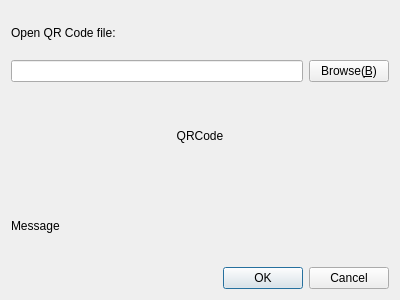
The window that Widgets/DlgScanQRcode/DlgScanQRcode.ui (KangLin/RabbitIm) describes before a commit, drawn with Qt 5.
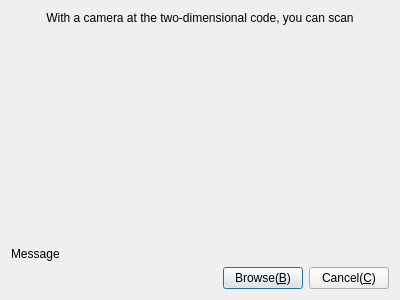
The same window after the commit. Icons and pictures are not drawn.

The edit to the form file:
```diff
--- a/Widgets/DlgScanQRcode/DlgScanQRcode.ui
+++ b/Widgets/DlgScanQRcode/DlgScanQRcode.ui
@@ -15,85 +15,45 @@
   </property>
   <layout class="QGridLayout" name="gridLayout">
    <item row="0" column="0">
-    <layout class="QVBoxLayout" name="verticalLayout">
-     <item>
-      <widget class="QLabel" name="label">
-       <property name="text">
-        <string>Open QR Code file:</string>
-       </property>
-      </widget>
-     </item>
-     <item>
-      <layout class="QHBoxLayout" name="horizontalLayout_2">
-       <item>
-        <widget class="QLineEdit" name="leBrowse"/>
-       </item>
-       <item>
-        <widget class="QPushButton" name="pushBrowse">
-         <property name="text">
-          <string>Browse(&amp;B)</string>
-         </property>
-        </widget>
-       </item>
-      </layout>
-     </item>
-    </layout>
+    <widget class="QLabel" name="label">
+     <property name="text">
+      <string>With a camera at the two-dimensional code, you can scan</string>
+     </property>
+     <property name="alignment">
+      <set>Qt::AlignCenter</set>
+     </property>
+     <property name="wordWrap">
+      <bool>true</bool>
+     </property>
+    </widget>
    </item>
    <item row="1" column="0">
     <layout class="QHBoxLayout" name="horizontalLayout">
      <item>
       <spacer name="horizontalSpacer">
        <property name="orientation">
-        <enum>Qt::Horizontal</enum>
+        <enum>Qt::Vertical</enum>
        </property>
        <property name="sizeHint" stdset="0">
         <size>
-         <width>40</width>
-         <height>20</height>
+         <width>13</width>
+         <height>13</height>
         </size>
        </property>
       </spacer>
      </item>
      <item>
-      <widget class="QLabel" name="lbQRCode">
-       <property name="sizePolicy">
-        <sizepolicy hsizetype="Fixed" vsizetype="Fixed">
-         <horstretch>0</horstretch>
-         <verstretch>0</verstretch>
-        </sizepolicy>
-       </property>
-       <property name="minimumSize">
-        <size>
-         <width>96</width>
-         <height>96</height>
-        </size>
-       </property>
-       <property name="maximumSize">
-        <size>
-         <width>96</width>
-         <height>96</height>
-        </size>
-       </property>
-       <property name="text">
-        <string>QRCode</string>
-       </property>
-       <property name="scaledContents">
-        <bool>true</bool>
-       </property>
-       <property name="alignment">
-        <set>Qt::AlignCenter</set>
-       </property>
-      </widget>
+      <layout class="QGridLayout" name="glayPlay"/>
      </item>
      <item>
       <spacer name="horizontalSpacer_2">
        <property name="orientation">
-        <enum>Qt::Horizontal</enum>
+        <enum>Qt::Vertical</enum>
        </property>
        <property name="sizeHint" stdset="0">
         <size>
-         <width>40</width>
-         <height>20</height>
+         <width>20</width>
+         <height>40</height>
         </size>
        </property>
       </spacer>
@@ -108,14 +68,43 @@
     </widget>
    </item>
    <item row="3" column="0">
-    <widget class="QDialogButtonBox" name="buttonBox">
-     <property name="orientation">
-      <enum>Qt::Horizontal</enum>
-     </property>
-     <property name="standardButtons">
-      <set>QDialogButtonBox::Cancel|QDialogButtonBox::Ok</set>
-     </property>
-    </widget>
+    <layout class="QHBoxLayout" name="horizontalLayout_2">
+     <item>
+      <spacer name="horizontalSpacer_3">
+       <property name="orientation">
+        <enum>Qt::Horizontal</enum>
+       </property>
+       <property name="sizeHint" stdset="0">
+        <size>
+         <width>40</width>
+         <height>20</height>
+        </size>
+       </property>
+      </spacer>
+     </item>
+     <item>
+      <widget class="QPushButton" name="pushBrowse">
+       <property name="text">
+        <string>Browse(&amp;B)</string>
+       </property>
+       <property name="icon">
+        <iconset resource="../../Resource/Resource.qrc">
+         <normaloff>:/icon/Browse</normaloff>:/icon/Browse</iconset>
+       </property>
+      </widget>
+     </item>
+     <item>
+      <widget class="QPushButton" name="Cancel">
+       <property name="text">
+        <string>Cancel(&amp;C)</string>
+       </property>
+       <property name="icon">
+        <iconset resource="../../Resource/Resource.qrc">
+         <normaloff>:/icon/Cancel</normaloff>:/icon/Cancel</iconset>
+       </property>
+      </widget>
+     </item>
+    </layout>
    </item>
   </layout>
  </widget>
```
Left out of the diff: 43 changed lines with no effect on the pictures.
